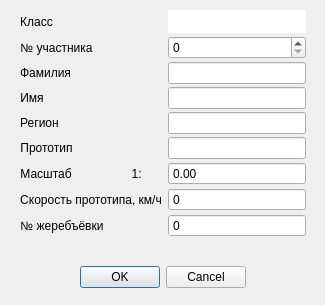
Old version of the form F4C_fill_UI.ui in the repository MasterFly150rus/f4c.
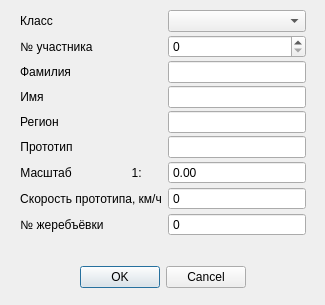
New version of the form. Icons and pictures are not drawn.

```diff
--- a/F4C_fill_UI.ui
+++ b/F4C_fill_UI.ui
@@ -109,31 +109,6 @@
       <item row="4" column="1">
        <widget class="QLineEdit" name="lineEdit_4"/>
       </item>
-      <item row="0" column="1">
-       <widget class="QLabel" name="cls_label">
-        <property name="minimumSize">
-         <size>
-          <width>0</width>
-          <height>23</height>
-         </size>
-        </property>
-        <property name="maximumSize">
-         <size>
-          <width>16777215</width>
-          <height>23</height>
-         </size>
-        </property>
-        <property name="styleSheet">
-         <string notr="true">background-color: rgb(255, 255, 255);</string>
-        </property>
-        <property name="text">
-         <string/>
-        </property>
-        <property name="alignment">
-         <set>Qt::AlignCenter</set>
-        </property>
-       </widget>
-      </item>
       <item row="0" column="0">
        <widget class="QLabel" name="label_7">
         <property name="text">
@@ -244,6 +219,9 @@
         </property>
        </widget>
       </item>
+      <item row="0" column="1">
+       <widget class="QComboBox" name="cls_box"/>
+      </item>
      </layout>
     </item>
     <item>
```
